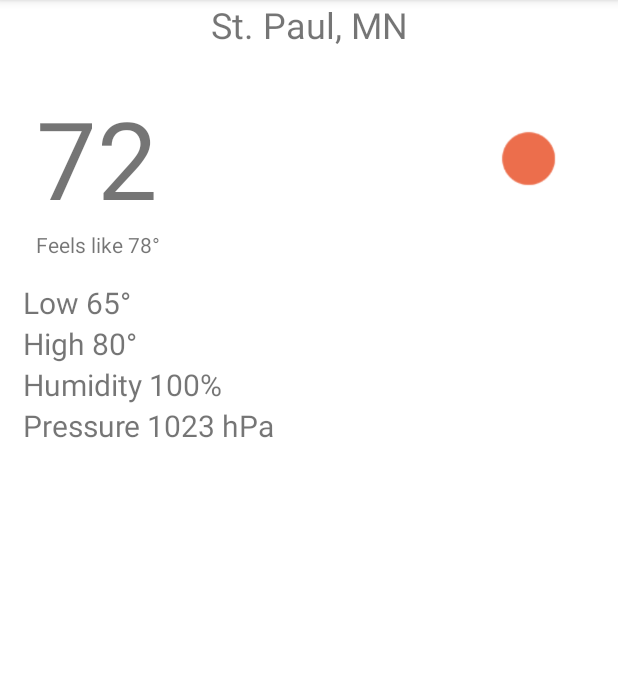
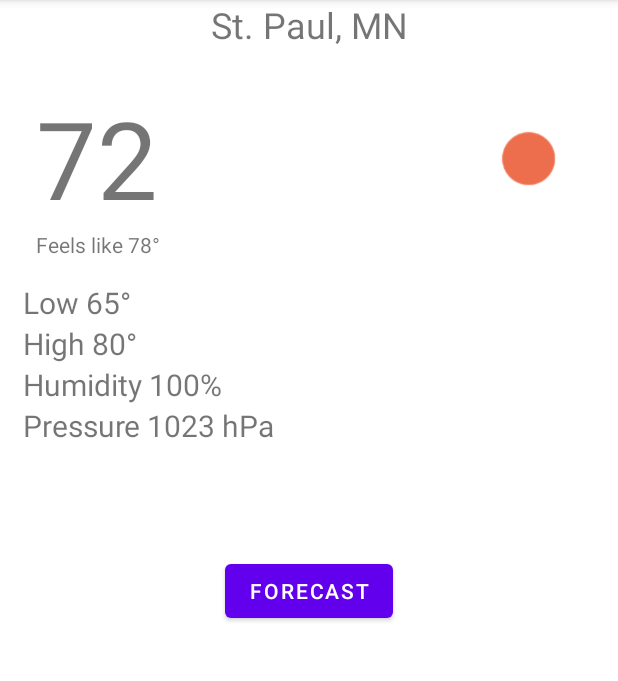
Before and after one commit to HuyDinhh/WeatherApp, an Android app: the screen it shows after launch (MainActivity), on a phone screen of 412 x 824 dp, the part 84-765 px from its top. Run offline under Robolectric (Android 15) with nearby library versions, the phone set to English and light mode, and no system bars.

Commit message:
assignment 3 submission

```diff
--- /dev/null
+++ b/app/src/main/java/com/example/weatherapp/CurrentConditionsFragment.kt
@@ -0,0 +1,22 @@
+package com.example.weatherapp
+
+import android.os.Bundle
+import android.view.View
+import androidx.fragment.app.Fragment
+import androidx.navigation.fragment.findNavController
+import com.example.weatherapp.databinding.FragmentCurrentConditionsBinding
+
+class CurrentConditionsFragment : Fragment(R.layout.fragment_current_conditions){
+
+    private lateinit var binding: FragmentCurrentConditionsBinding
+
+    override fun onViewCreated(view: View, savedInstanceState: Bundle?) {
+        super.onViewCreated(view, savedInstanceState)
+        binding = FragmentCurrentConditionsBinding.bind(view)
+        binding.forecastButton.setOnClickListener {
+            val forecast = Forecast("Temp: 72°")
+            val action = CurrentConditionsFragmentDirections.actionCurrentConditionsFragmentToForecastFragment(forecast)
+            findNavController().navigate(action)
+        }
+    }
+}
--- a/app/src/main/res/layout/activity_main.xml
+++ b/app/src/main/res/layout/activity_main.xml
@@ -6,93 +6,12 @@
     android:layout_height="match_parent"
     tools:context=".MainActivity">
 
-    <TextView
-        android:id="@+id/city_name"
-        android:layout_width="0dp"
-        android:layout_height="wrap_content"
-        android:text="@string/city_name"
-        android:textAlignment="center"
-        android:textSize="24sp"
-        app:layout_constraintStart_toStartOf="parent"
-        app:layout_constraintEnd_toEndOf="parent"
-        app:layout_constraintTop_toTopOf="parent" />
-
-    <TextView
-        android:id="@+id/current_temp"
-        android:layout_width="wrap_content"
-        android:layout_height="wrap_content"
-        android:text="@string/current_temp"
-        android:textSize="72sp"
-        android:layout_margin="24dp"
-        app:layout_constraintStart_toStartOf="parent"
-        app:layout_constraintTop_toBottomOf="@id/city_name"/>
-
-    <ImageView
-        android:id="@+id/current_condition_icon"
-        android:layout_width="72dp"
-        android:layout_height="72dp"
-        android:src="@drawable/sun_icon"
-        android:importantForAccessibility="no"
-        android:layout_marginEnd="24dp"
-        app:layout_constraintEnd_toEndOf="parent"
-        app:layout_constraintTop_toTopOf="@id/current_temp"
-        app:layout_constraintBottom_toBottomOf="@id/current_temp"
-        />
-
-    <TextView
-        android:id="@+id/feels_like"
-        android:layout_width="wrap_content"
-        android:layout_height="wrap_content"
-        android:text="Feels like 78°"
-        tools:layout_editor_absoluteX="25dp"
-        tools:layout_editor_absoluteY="152dp"
-        app:layout_constraintTop_toBottomOf="@id/current_temp"
-        app:layout_constraintStart_toStartOf="@id/current_temp"
-        />
-
-    <TextView
-        android:id="@+id/low"
-        android:layout_width="wrap_content"
-        android:layout_height="wrap_content"
-        android:text="Low 65°"
-        android:textSize="20dp"
-        android:layout_margin="15dp"
-        app:layout_constraintTop_toBottomOf="@id/feels_like"
-        app:layout_constraintStart_toStartOf="parent"
-        tools:layout_editor_absoluteX="16dp"
-        tools:layout_editor_absoluteY="186dp" />
-
-    <TextView
-        android:id="@+id/high"
-        android:layout_width="wrap_content"
-        android:layout_height="wrap_content"
-        android:text="High 80°"
-        android:textSize="20dp"
-        app:layout_constraintStart_toStartOf="@id/low"
-        app:layout_constraintTop_toBottomOf="@id/low"
-        tools:layout_editor_absoluteX="16dp"
-        tools:layout_editor_absoluteY="217dp" />
-
-    <TextView
-        android:id="@+id/humidity"
-        android:layout_width="wrap_content"
-        android:layout_height="wrap_content"
-        android:text="Humidity 100%"
-        android:textSize="20dp"
-        app:layout_constraintStart_toStartOf="@id/low"
-        app:layout_constraintTop_toBottomOf="@id/high"
-        tools:layout_editor_absoluteX="16dp"
-        tools:layout_editor_absoluteY="244dp" />
-
-    <TextView
-        android:id="@+id/pressure"
-        android:layout_width="wrap_content"
-        android:layout_height="wrap_content"
-        android:text="Pressure 1023 hPa"
-        android:textSize="20dp"
-        app:layout_constraintStart_toStartOf="@id/low"
-        app:layout_constraintTop_toBottomOf="@id/humidity"
-        tools:layout_editor_absoluteX="16dp"
-        tools:layout_editor_absoluteY="271dp" />
+    <androidx.fragment.app.FragmentContainerView
+        android:id="@+id/navContainer"
+        android:layout_width="match_parent"
+        android:layout_height="match_parent"
+        android:name="androidx.navigation.fragment.NavHostFragment"
+        app:defaultNavHost="true"
+        app:navGraph="@navigation/nav_graph" />
 
 </androidx.constraintlayout.widget.ConstraintLayout>
--- /dev/null
+++ b/app/src/main/res/layout/fragment_current_conditions.xml
@@ -0,0 +1,96 @@
+<?xml version="1.0" encoding="utf-8"?>
+<androidx.constraintlayout.widget.ConstraintLayout xmlns:android="http://schemas.android.com/apk/res/android"
+    xmlns:app="http://schemas.android.com/apk/res-auto"
+    android:layout_width="match_parent"
+    android:layout_height="match_parent">
+
+    <TextView
+        android:id="@+id/city_name"
+        android:layout_width="0dp"
+        android:layout_height="wrap_content"
+        android:text="@string/city_name"
+        android:textAlignment="center"
+        android:textSize="24sp"
+        app:layout_constraintEnd_toEndOf="parent"
+        app:layout_constraintStart_toStartOf="parent"
+        app:layout_constraintTop_toTopOf="parent" />
+
+    <TextView
+        android:id="@+id/current_temp"
+        android:layout_width="wrap_content"
+        android:layout_height="wrap_content"
+        android:layout_margin="24dp"
+        android:text="@string/current_temp"
+        android:textSize="72sp"
+        app:layout_constraintStart_toStartOf="parent"
+        app:layout_constraintTop_toBottomOf="@id/city_name" />
+
+    <ImageView
+        android:id="@+id/current_condition_icon"
+        android:layout_width="72dp"
+        android:layout_height="72dp"
+        android:layout_marginEnd="24dp"
+        android:importantForAccessibility="no"
+        android:src="@drawable/sun_icon"
+        app:layout_constraintBottom_toBottomOf="@id/current_temp"
+        app:layout_constraintEnd_toEndOf="parent"
+        app:layout_constraintTop_toTopOf="@id/current_temp" />
+
+    <TextView
+        android:id="@+id/feels_like"
+        android:layout_width="wrap_content"
+        android:layout_height="wrap_content"
+        android:text="@string/feels_like"
+        app:layout_constraintStart_toStartOf="@id/current_temp"
+        app:layout_constraintTop_toBottomOf="@id/current_temp" />
+
+    <TextView
+        android:id="@+id/low"
+        android:layout_width="wrap_content"
+        android:layout_height="wrap_content"
+        android:layout_margin="15dp"
+        android:text="@string/low"
+        android:textSize="20dp"
+        app:layout_constraintStart_toStartOf="parent"
+        app:layout_constraintTop_toBottomOf="@id/feels_like" />
+
+
+    <TextView
+        android:id="@+id/high"
+        android:layout_width="wrap_content"
+        android:layout_height="wrap_content"
+        android:text="@string/high"
+        android:textSize="20dp"
+        app:layout_constraintStart_toStartOf="@id/low"
+        app:layout_constraintTop_toBottomOf="@id/low" />
+
+    <TextView
+        android:id="@+id/humidity"
+        android:layout_width="wrap_content"
+        android:layout_height="wrap_content"
+        android:text="@string/humidity"
+        android:textSize="20dp"
+        app:layout_constraintStart_toStartOf="@id/low"
+        app:layout_constraintTop_toBottomOf="@id/high" />
+
+    <TextView
+        android:id="@+id/pressure"
+        android:layout_width="wrap_content"
+        android:layout_height="wrap_content"
+        android:text="@string/pressure"
+        android:textSize="20dp"
+        app:layout_constraintStart_toStartOf="@id/low"
+        app:layout_constraintTop_toBottomOf="@id/humidity" />
+
+    <Button
+        android:id="@+id/forecastButton"
+        android:layout_width="wrap_content"
+        android:layout_height="wrap_content"
+        android:text="@string/forecast"
+        android:layout_marginBottom="350dp"
+        app:layout_constraintBottom_toBottomOf="parent"
+        app:layout_constraintEnd_toEndOf="parent"
+        app:layout_constraintStart_toStartOf="parent"
+        />
+
+</androidx.constraintlayout.widget.ConstraintLayout>
--- /dev/null
+++ b/app/src/main/res/navigation/nav_graph.xml
@@ -0,0 +1,25 @@
+<?xml version="1.0" encoding="utf-8"?>
+<navigation xmlns:android="http://schemas.android.com/apk/res/android"
+    xmlns:app="http://schemas.android.com/apk/res-auto"
+    android:id="@+id/nav_graph"
+    app:startDestination="@id/currentConditionsFragment">
+
+    <fragment
+        android:id="@+id/currentConditionsFragment"
+        android:name="com.example.weatherapp.CurrentConditionsFragment"
+        android:label="CurrentConditionsFragment" >
+        <action
+            android:id="@+id/action_currentConditionsFragment_to_forecastFragment"
+            app:destination="@id/forecastFragment"/>
+    </fragment>
+
+    <fragment
+        android:id="@+id/forecastFragment"
+        android:name="com.example.weatherapp.ForecastFragment"
+        android:label="ForecastFragment">
+        <argument
+            android:name="forecast"
+            app:nullable="false"
+            app:argType="com.example.weatherapp.Forecast" />
+    </fragment>
+</navigation>
--- a/app/src/main/res/values/strings.xml
+++ b/app/src/main/res/values/strings.xml
@@ -2,4 +2,18 @@
     <string name="app_name">WeatherApp</string>
     <string name="city_name">St. Paul, MN</string>
     <string name="current_temp">72</string>
+    <string name="low">Low 65°</string>
+    <string name="feels_like">Feels like 78°</string>
+    <string name="high">High 80°</string>
+    <string name="humidity">Humidity 100%</string>
+    <string name="pressure">Pressure 1023 hPa</string>
+    <string name="date">Jan 31</string>
+    <string name="forecastTemp">Temp: 72°</string>
+    <string name="forecastHigh">High: 80°</string>
+    <string name="forecastLow">Low: 65°</string>
+    <string name="sunset">Sunset: 9:00pm</string>
+    <string name="sunrise">Sunrise: 8:00am</string>
+    <string name="forecast">FORECAST</string>
+
+
 </resources>
```
Also changed, not shown: app/build.gradle (+11 -0 lines), app/src/main/java/com/example/weatherapp/Forecast.kt (added, +10 -0 lines), app/src/main/java/com/example/weatherapp/ForecastFragment.kt (added, +20 -0 lines), app/src/main/res/layout/fragment_forecast.xml (added, +80 -0 lines), build.gradle (+10 -0 lines).
